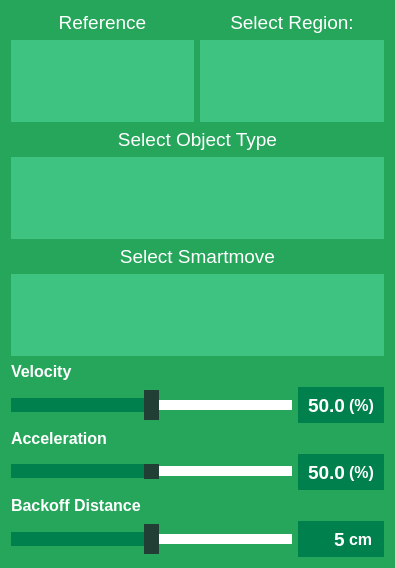
First picture: the form in costar_instructor/instructor_plugins/ui/action_smart_grasp.ui, repository cpaxton/costar_stack, before the edit.
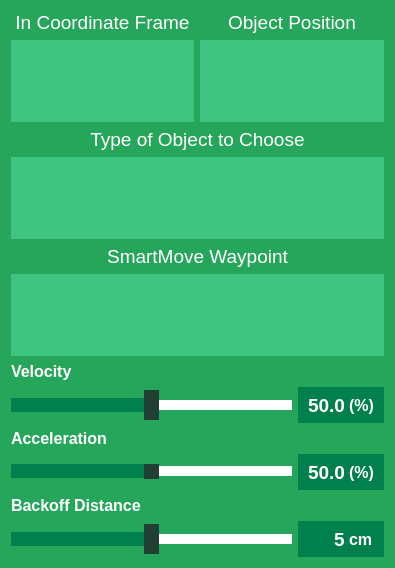
Second picture: the form after the edit.

Patch:
```diff
--- a/costar_instructor/instructor_plugins/ui/action_smart_grasp.ui
+++ b/costar_instructor/instructor_plugins/ui/action_smart_grasp.ui
@@ -47,7 +47,7 @@
           </font>
          </property>
          <property name="text">
-          <string>Reference</string>
+          <string>In Coordinate Frame</string>
          </property>
          <property name="alignment">
           <set>Qt::AlignCenter</set>
@@ -96,7 +96,7 @@
           <string notr="true">color:#ffffff</string>
          </property>
          <property name="text">
-          <string>Select Region:</string>
+          <string>Object Position</string>
          </property>
          <property name="alignment">
           <set>Qt::AlignCenter</set>
@@ -158,7 +158,7 @@
       </font>
      </property>
      <property name="text">
-      <string>Select Object Type</string>
+      <string>Type of Object to Choose</string>
      </property>
      <property name="alignment">
       <set>Qt::AlignCenter</set>
@@ -195,7 +195,7 @@
       </font>
      </property>
      <property name="text">
-      <string>Select Smartmove</string>
+      <string>SmartMove Waypoint</string>
      </property>
      <property name="alignment">
       <set>Qt::AlignCenter</set>
```
